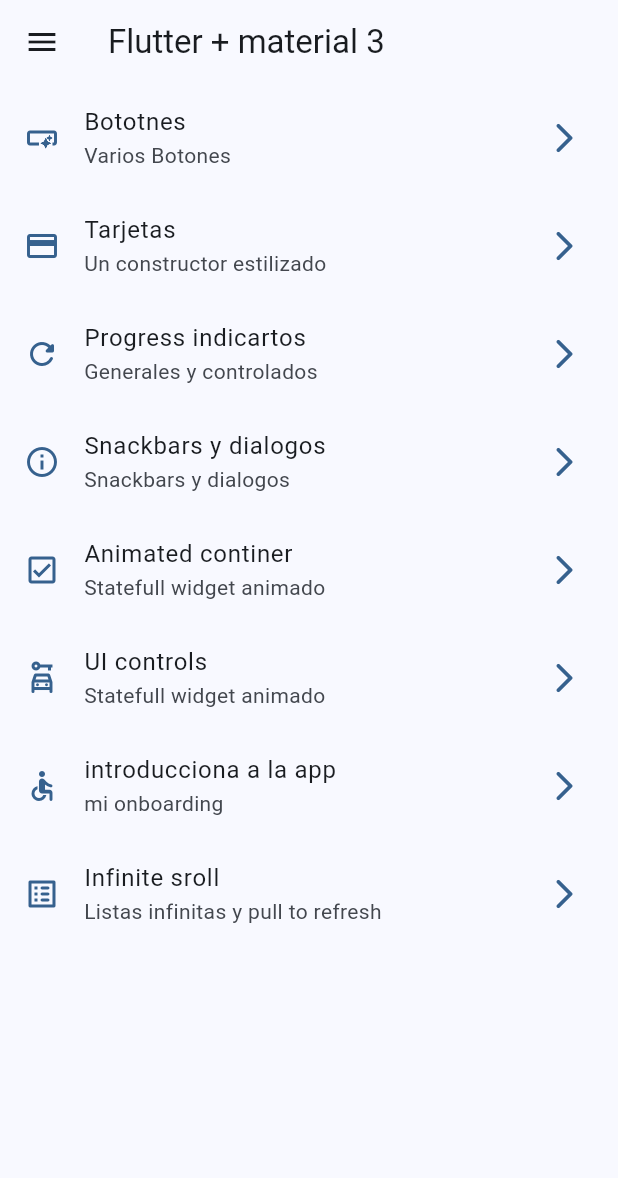
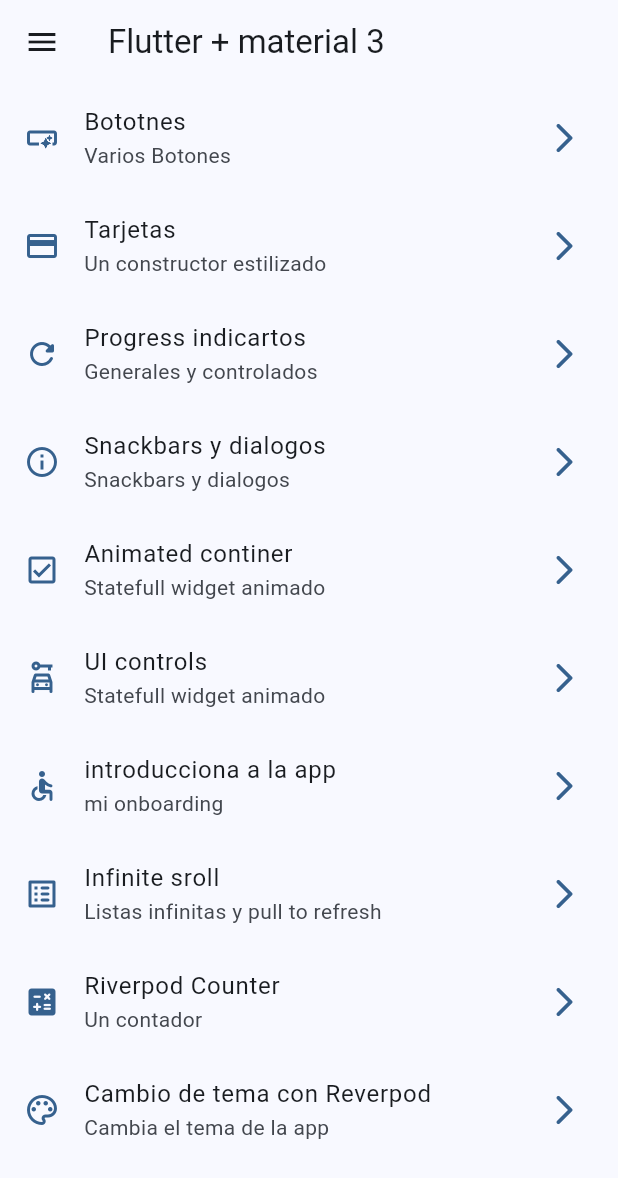
Before and after one commit to Dave-Gom/p_widgetApp, a Flutter app: the screen it shows after launch, on a phone screen of 412 x 824 dp. Shown: the top 1178 px of the screen. Run offline on Flutter 3.47's test engine with Material 3 defaults, Android fonts, the phone set to English and light mode, and no system bars; our stand-ins replace animate_do, flutter_riverpod, go_router.

Commit message:
themas con riverpod

```diff
--- a/lib/config/menu/menu_items.dart
+++ b/lib/config/menu/menu_items.dart
@@ -53,5 +53,15 @@ const appMenuITems = <MenuItem>[
       title: "Infinite sroll",
       subtitle: "Listas infinitas y pull to refresh",
       link: "/infinity",
-      icon: Icons.list_alt_rounded)
+      icon: Icons.list_alt_rounded),
+  MenuItem(
+      title: "Riverpod Counter",
+      subtitle: "Un contador",
+      link: "/counterScreen",
+      icon: Icons.calculate_rounded),
+  MenuItem(
+      title: "Cambio de tema con Reverpod",
+      subtitle: "Cambia el tema de la app",
+      link: "/themeChanger",
+      icon: Icons.color_lens_outlined)
 ];
--- a/lib/config/router/app_router.dart
+++ b/lib/config/router/app_router.dart
@@ -1,5 +1,5 @@
 import 'package:go_router/go_router.dart';
-import 'package:widget_app/presentation/screens/Screens.dart';
+import 'package:widget_app/presentation/screens/screens.dart';
 
 // GoRouter configuration
 final appRouter = GoRouter(
@@ -46,5 +46,15 @@ final appRouter = GoRouter(
       name: InfiniteScrollScreen.name,
       builder: (context, state) => const InfiniteScrollScreen(),
     ),
+    GoRoute(
+      path: '/counterScreen',
+      name: CounterScreen.name,
+      builder: (context, state) => const CounterScreen(),
+    ),
+    GoRoute(
+      path: '/themeChanger',
+      name: ThemeChangerScreen.name,
+      builder: (context, state) => const ThemeChangerScreen(),
+    ),
   ],
 );
--- a/lib/config/theme/app_theme.dart
+++ b/lib/config/theme/app_theme.dart
@@ -13,12 +13,14 @@ const colorList = <Color>[
 
 class AppTheme {
   final int selectedColor;
+  final bool isDarkMode;
 
-  AppTheme({required this.selectedColor})
+  AppTheme({required this.isDarkMode, required this.selectedColor})
       : assert(selectedColor >= 0 || selectedColor < colorList.length,
             "Color fuera de rango");
 
   ThemeData getTheme() => ThemeData(
+      brightness: isDarkMode ? Brightness.dark : Brightness.light,
       useMaterial3: true,
       colorSchemeSeed: colorList[selectedColor],
       appBarTheme: const AppBarTheme(centerTitle: false));
--- a/lib/main.dart
+++ b/lib/main.dart
@@ -1,21 +1,27 @@
 import 'package:flutter/material.dart';
+import 'package:flutter_riverpod/flutter_riverpod.dart';
 import 'package:widget_app/config/router/app_router.dart';
 import 'package:widget_app/config/theme/app_theme.dart';
+import 'package:widget_app/presentation/providers/theme_provider.dart';
 
 void main() {
-  runApp(const MyApp());
+  runApp(const ProviderScope(child: MyApp()));
 }
 
-class MyApp extends StatelessWidget {
+class MyApp extends ConsumerWidget {
   const MyApp({super.key});
 
   // This widget is the root of your application.
   @override
-  Widget build(BuildContext context) {
+  Widget build(BuildContext context, WidgetRef ref) {
+    final selectedColor = ref.watch(selectedColorProvider);
+    final isDarkMode = ref.watch(isDarkModeProvider);
+
     return MaterialApp.router(
       routerConfig: appRouter,
       debugShowCheckedModeBanner: false,
-      theme: AppTheme(selectedColor: 0).getTheme(),
+      theme: AppTheme(selectedColor: selectedColor, isDarkMode: isDarkMode)
+          .getTheme(),
       title: "Flutter widgets app",
     );
   }
--- /dev/null
+++ b/lib/presentation/providers/counter_provider.dart
@@ -0,0 +1,3 @@
+import 'package:flutter_riverpod/flutter_riverpod.dart';
+
+final counterProvider = StateProvider((ref) => 5);
--- /dev/null
+++ b/lib/presentation/providers/theme_provider.dart
@@ -0,0 +1,8 @@
+import 'package:flutter_riverpod/flutter_riverpod.dart';
+import 'package:widget_app/config/theme/app_theme.dart';
+
+// listado de colores inmutable
+final coloListProvider = Provider((ref) => colorList);
+
+final isDarkModeProvider = StateProvider((ref) => false);
+final selectedColorProvider = StateProvider((ref) => 0);
--- a/lib/presentation/screens/Screens.dart
+++ b/lib/presentation/screens/Screens.dart
@@ -2,8 +2,10 @@ export 'package:widget_app/presentation/screens/animated/aniated_screen.dart';
 export 'package:widget_app/presentation/screens/app_tutorial/app_tutorial_screen.dart';
 export 'package:widget_app/presentation/screens/buttons/buttons_screen.dart';
 export 'package:widget_app/presentation/screens/cards/cards_screen.dart';
+export 'package:widget_app/presentation/screens/counter/counter_scrren.dart';
 export 'package:widget_app/presentation/screens/home/home_screen.dart';
 export 'package:widget_app/presentation/screens/infinite/infinite_scroll_screen.dart';
 export 'package:widget_app/presentation/screens/progress/progress_screen.dart';
 export 'package:widget_app/presentation/screens/snackbar/snackbar.dart';
+export 'package:widget_app/presentation/screens/theme_changer/theme_changer.dart';
 export 'package:widget_app/presentation/screens/ui_controls/ui_controls_screen.dart';
--- a/pubspec.yaml
+++ b/pubspec.yaml
@@ -36,6 +36,7 @@ dependencies:
   cupertino_icons: ^1.0.2
   go_router: ^13.0.1
   animate_do: ^3.1.2
+  flutter_riverpod: ^2.4.10
 
 dev_dependencies:
   flutter_test:
```
Also changed, not shown: lib/presentation/screens/counter/counter_scrren.dart (added, +47 -0 lines), lib/presentation/screens/theme_changer/theme_changer.dart (added, +64 -0 lines), pubspec.lock.
